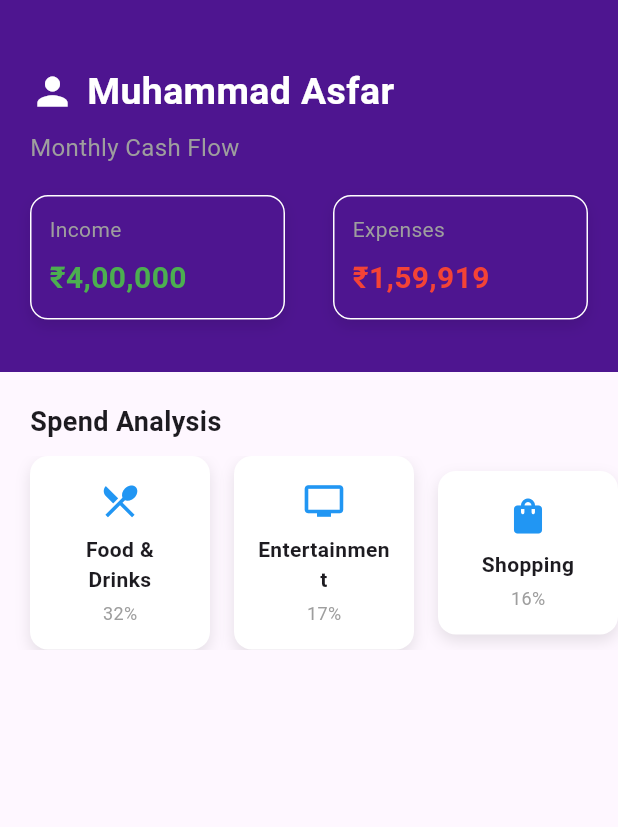
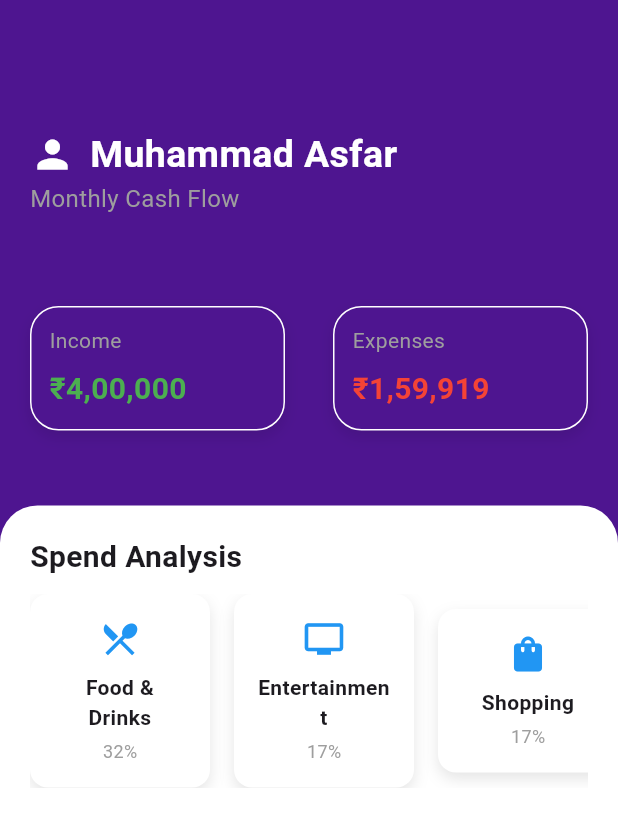
Before and after one commit to Asfar224/Expense-Tracker----Flutter, a Flutter app: the HomePage screen opened directly, on a phone screen of 412 x 824 dp. Shown: the top 827 px of the screen. Run offline on Flutter 3.47's test engine with Material 3 defaults, Android fonts, the phone set to English and light mode, and no system bars; our stand-ins replace cloud_firestore, firebase_auth, firebase_core, google_sign_in; accounts and stored records are empty; generated files the repository leaves out were written again.

Commit message:
layout changes

```diff
--- a/lib/Components/Homepage/HeaderSection.dart
+++ b/lib/Components/Homepage/HeaderSection.dart
@@ -2,25 +2,36 @@ import 'package:flutter/material.dart';
 import 'package:expense_management_app/Components/Homepage/StatCard.dart';
 
 class HeaderSection extends StatelessWidget {
+  final Widget middleSection;
+
+  const HeaderSection({Key? key, required this.middleSection})
+      : super(key: key);
+
   @override
   Widget build(BuildContext context) {
     return Container(
-      padding: EdgeInsets.symmetric(horizontal: 20, vertical: 35),
+      height: MediaQuery.of(context).size.height,
       decoration: BoxDecoration(
         color: Color.fromARGB(255, 78, 21, 144),
       ),
       child: Column(
         crossAxisAlignment: CrossAxisAlignment.start,
         children: [
-          SizedBox(height: 8),
+          // Header Content
+          Container(
+            padding: EdgeInsets.symmetric(horizontal: 20, vertical: 50),
+            child: Column(
+              crossAxisAlignment: CrossAxisAlignment.start,
+              children: [
+                SizedBox(height: 35),
                 Row(
                   children: [
                     Icon(
                       Icons.person,
                       color: Colors.white,
-                size: 30, // Adjust the size as needed
+                      size: 30,
                     ),
-              SizedBox(width: 8), // Add some spacing between the icon and text
+                    SizedBox(width: 10),
                     Text(
                       "Muhammad Asfar",
                       style: TextStyle(
@@ -31,7 +42,7 @@ class HeaderSection extends StatelessWidget {
                     ),
                   ],
                 ),
-          SizedBox(height: 8),
+                SizedBox(width: 50),
                 Text(
                   "Monthly Cash Flow",
                   style: TextStyle(
@@ -39,7 +50,7 @@ class HeaderSection extends StatelessWidget {
                     fontSize: 16,
                   ),
                 ),
-          SizedBox(height: 20),
+                SizedBox(height: 60),
                 Row(
                   mainAxisAlignment: MainAxisAlignment.spaceBetween,
                   children: [
@@ -57,6 +68,19 @@ class HeaderSection extends StatelessWidget {
                 ),
               ],
             ),
+          ),
+          // Middle Section
+          Expanded(
+            child: Container(
+              decoration: BoxDecoration(
+                color: Colors.white,
+                borderRadius: BorderRadius.vertical(top: Radius.circular(25)),
+              ),
+              child: middleSection,
+            ),
+          ),
+        ],
+      ),
     );
   }
 }
--- a/lib/Components/Homepage/MiddleSection.dart
+++ b/lib/Components/Homepage/MiddleSection.dart
@@ -0,0 +1,109 @@
+import 'package:flutter/material.dart';
+
+class MiddleSection extends StatelessWidget {
+  const MiddleSection({Key? key}) : super(key: key);
+
+  @override
+  Widget build(BuildContext context) {
+    return SingleChildScrollView(
+      padding: const EdgeInsets.symmetric(horizontal: 20),
+      child: Column(
+        crossAxisAlignment: CrossAxisAlignment.start,
+        children: [
+          SizedBox(height: 20),
+          Text(
+            "Spend Analysis",
+            style: const TextStyle(
+              fontSize: 20,
+              fontWeight: FontWeight.bold,
+            ),
+          ),
+          SizedBox(height: 10),
+          SingleChildScrollView(
+            scrollDirection: Axis.horizontal,
+            child: Row(
+              children: const [
+                _SpendCard(
+                  title: "Food & Drinks",
+                  percentage: "32%",
+                  icon: Icons.restaurant_menu,
+                ),
+                _SpendCard(
+                  title: "Entertainment",
+                  percentage: "17%",
+                  icon: Icons.tv,
+                ),
+                _SpendCard(
+                  title: "Shopping",
+                  percentage: "17%",
+                  icon: Icons.shopping_bag,
+                ),
+                _SpendCard(
+                  title: "Shopping",
+                  percentage: "17%",
+                  icon: Icons.shopping_bag,
+                ),
+              ],
+            ),
+          ),
+          SizedBox(height: 20),
+        ],
+      ),
+    );
+  }
+}
+
+// Spend Card Widget
+class _SpendCard extends StatelessWidget {
+  final String title;
+  final String percentage;
+  final IconData icon;
+
+  const _SpendCard({
+    Key? key,
+    required this.title,
+    required this.percentage,
+    required this.icon,
+  }) : super(key: key);
+
+  @override
+  Widget build(BuildContext context) {
+    return Container(
+      width: 120,
+      margin: const EdgeInsets.only(right: 16),
+      padding: const EdgeInsets.all(16),
+      decoration: BoxDecoration(
+        color: Colors.white,
+        borderRadius: BorderRadius.circular(12),
+        boxShadow: [
+          BoxShadow(
+            color: Colors.black.withOpacity(0.1),
+            blurRadius: 8,
+            offset: const Offset(0, 4),
+          ),
+        ],
+      ),
+      child: Column(
+        crossAxisAlignment: CrossAxisAlignment.center,
+        children: [
+          Icon(
+            icon,
+            color: Colors.blue,
+            size: 28,
+          ),
+          const SizedBox(height: 8),
+          Text(
+            title,
+            style: const TextStyle(fontSize: 14, fontWeight: FontWeight.bold),
+            textAlign: TextAlign.center,
+          ),
+          const SizedBox(height: 4),
+          Text(
+            percentage,
+            style: const TextStyle(color: Colors.grey, fontSize: 12),
+          ),
+        ],
+      ),
+    );
+  }
+}
--- a/lib/Components/Homepage/StatCard.dart
+++ b/lib/Components/Homepage/StatCard.dart
@@ -19,7 +19,7 @@ class StatCard extends StatelessWidget {
       padding: EdgeInsets.all(12),
       decoration: BoxDecoration(
         color: Color.fromARGB(255, 78, 21, 144),
-        borderRadius: BorderRadius.circular(12),
+        borderRadius: BorderRadius.circular(19),
         border: Border.all(color: Colors.white),
         boxShadow: [
           BoxShadow(
--- a/lib/UI/Screens/Homepage.dart
+++ b/lib/UI/Screens/Homepage.dart
@@ -1,128 +1,16 @@
 import 'package:flutter/material.dart';
 import 'package:expense_management_app/Components/Homepage/HeaderSection.dart';
+import 'package:expense_management_app/Components/Homepage/MiddleSection.dart';
 
 class HomePage extends StatelessWidget {
   const HomePage({Key? key}) : super(key: key);
 
   @override
   Widget build(BuildContext context) {
-    return SafeArea(
-      child: SingleChildScrollView(
-        child: Column(
-          crossAxisAlignment: CrossAxisAlignment.start,
-          children: [
-            // Header Section
-            HeaderSection(),
-
-            SizedBox(height: 20),
-
-            // Spend Analysis Section
-            _SectionTitle(title: "Spend Analysis"),
-            SizedBox(height: 10),
-            SingleChildScrollView(
-              scrollDirection: Axis.horizontal,
-              padding: const EdgeInsets.symmetric(horizontal: 20),
-              child: Row(
-                children: const [
-                  _SpendCard(
-                    title: "Food & Drinks",
-                    percentage: "32%",
-                    icon: Icons.restaurant_menu,
-                  ),
-                  _SpendCard(
-                    title: "Entertainment",
-                    percentage: "17%",
-                    icon: Icons.tv,
-                  ),
-                  _SpendCard(
-                    title: "Shopping",
-                    percentage: "16%",
-                    icon: Icons.shopping_bag,
-                  ),
-                ],
-              ),
-            ),
-
-            SizedBox(height: 20),
-          ],
-        ),
+    return Scaffold(
+      body: HeaderSection(
+        middleSection: MiddleSection(),
       ),
     );
   }
 }
-
-// Section Title Widget
-class _SectionTitle extends StatelessWidget {
-  final String title;
-
-  const _SectionTitle({Key? key, required this.title}) : super(key: key);
-
-  @override
-  Widget build(BuildContext context) {
-    return Padding(
-      padding: const EdgeInsets.symmetric(horizontal: 20),
-      child: Text(
-        title,
-        style: const TextStyle(
-          fontSize: 18,
-          fontWeight: FontWeight.bold,
-        ),
-      ),
-    );
-  }
-}
-
-// Spend Card Widget
-class _SpendCard extends StatelessWidget {
-  final String title;
-  final String percentage;
-  final IconData icon;
-
-  const _SpendCard({
-    Key? key,
-    required this.title,
-    required this.percentage,
-    required this.icon,
-  }) : super(key: key);
-
-  @override
-  Widget build(BuildContext context) {
-    return Container(
-      width: 120,
-      margin: const EdgeInsets.only(right: 16),
-      padding: const EdgeInsets.all(16),
-      decoration: BoxDecoration(
-        color: Colors.white,
-        borderRadius: BorderRadius.circular(12),
-        boxShadow: [
-          BoxShadow(
-            color: Colors.black.withOpacity(0.1),
-            blurRadius: 8,
-            offset: const Offset(0, 4),
-          ),
-        ],
-      ),
-      child: Column(
-        crossAxisAlignment: CrossAxisAlignment.center,
-        children: [
-          Icon(
-            icon,
-            color: Colors.blue,
-            size: 28,
-          ),
-          const SizedBox(height: 8),
-          Text(
-            title,
-            style: const TextStyle(fontSize: 14, fontWeight: FontWeight.bold),
-            textAlign: TextAlign.center,
-          ),
-          const SizedBox(height: 4),
-          Text(
-            percentage,
-            style: const TextStyle(color: Colors.grey, fontSize: 12),
-          ),
-        ],
-      ),
-    );
-  }
-}
```
Lines whose indentation alone changed are shown as unchanged.
